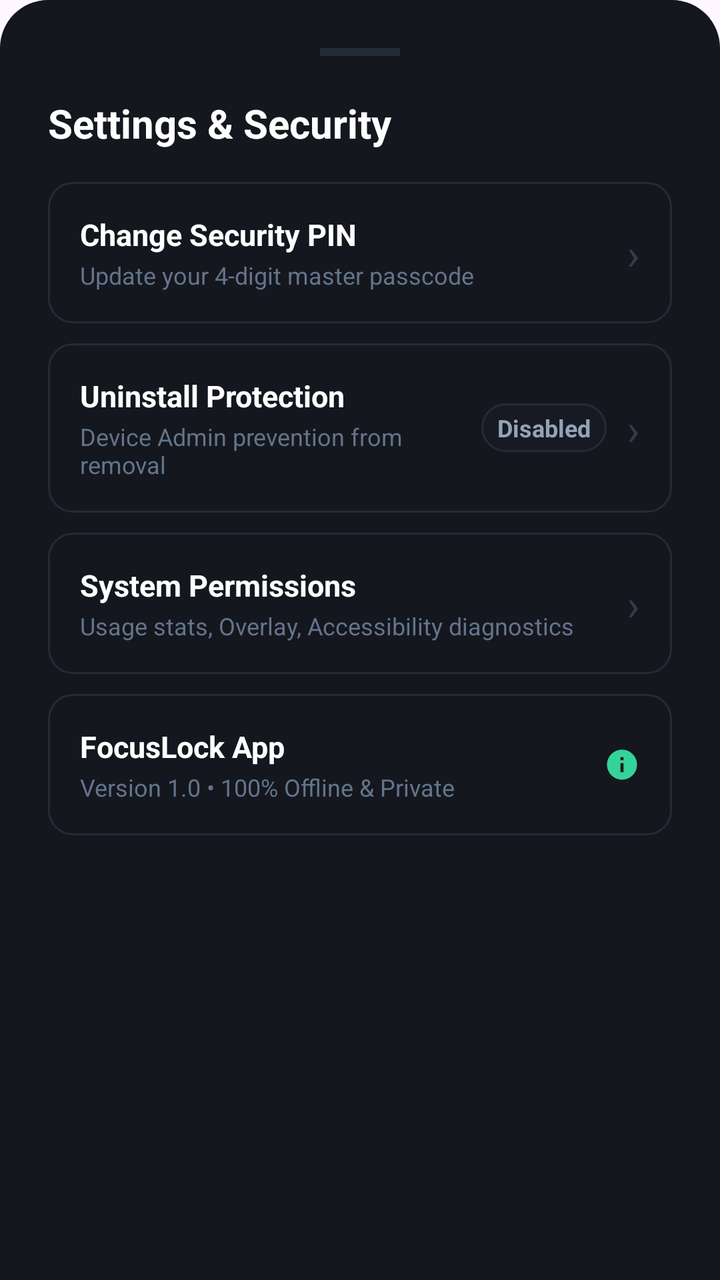
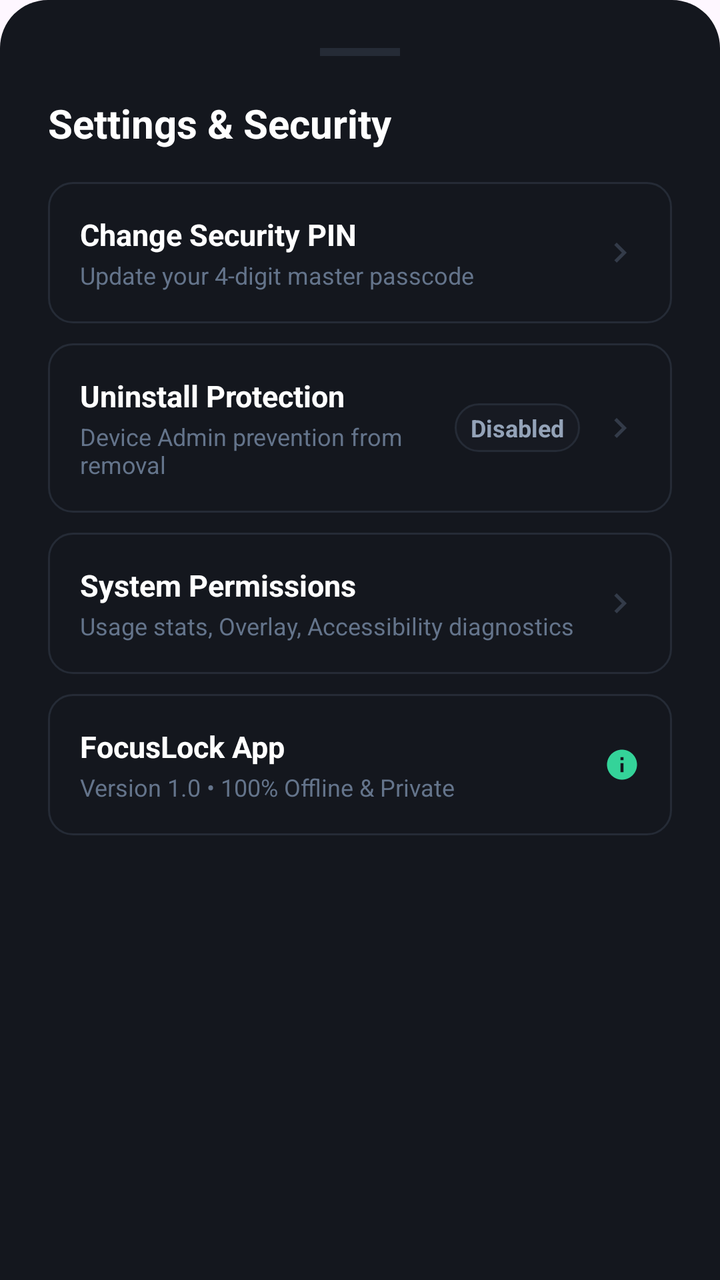

Screens rendered from an Android XML layout before and after an edit, with the pre-edit source and the edit as a unified diff.
<!-- AndroidManifest.xml: application theme Theme.FocusLock -->
<!-- res/layout/layout_settings_bottom_sheet.xml -->
<?xml version="1.0" encoding="utf-8"?>
<LinearLayout
    xmlns:android="http://schemas.android.com/apk/res/android"
    android:layout_width="match_parent"
    android:layout_height="wrap_content"
    android:orientation="vertical"
    android:background="@drawable/bg_bottom_sheet"
    android:padding="24dp">

    
    <View
        android:layout_width="40dp"
        android:layout_height="4dp"
        android:layout_gravity="center_horizontal"
        android:background="#252B36"
        android:layout_marginBottom="20dp" />

    
    <TextView
        android:layout_width="wrap_content"
        android:layout_height="wrap_content"
        android:text="Settings &amp; Security"
        android:textSize="20sp"
        android:textStyle="bold"
        android:textColor="#FFFFFF"
        android:layout_marginBottom="16dp" />

    
    <LinearLayout
        android:id="@+id/row_change_pin"
        android:layout_width="match_parent"
        android:layout_height="wrap_content"
        android:orientation="horizontal"
        android:gravity="center_vertical"
        android:padding="16dp"
        android:background="@drawable/bg_banner_card"
        android:layout_marginBottom="10dp"
        android:clickable="true"
        android:focusable="true">

        <LinearLayout
            android:layout_width="0dp"
            android:layout_height="wrap_content"
            android:layout_weight="1"
            android:orientation="vertical">

            <TextView
                android:layout_width="wrap_content"
                android:layout_height="wrap_content"
                android:text="Change Security PIN"
                android:textSize="15sp"
                android:textStyle="bold"
                android:textColor="#ffffff" />

            <TextView
                android:layout_width="wrap_content"
                android:layout_height="wrap_content"
                android:text="Update your 4-digit master passcode"
                android:textSize="12sp"
                android:textColor="#64748B"
                android:layout_marginTop="2dp" />

        </LinearLayout>

        <TextView
            android:layout_width="wrap_content"
            android:layout_height="wrap_content"
            android:text="›"
            android:textSize="22sp"
            android:textColor="#333B49" />

    </LinearLayout>

    
    <LinearLayout
        android:id="@+id/row_device_admin"
        android:layout_width="match_parent"
        android:layout_height="wrap_content"
        android:orientation="horizontal"
        android:gravity="center_vertical"
        android:padding="16dp"
        android:background="@drawable/bg_banner_card"
        android:layout_marginBottom="10dp"
        android:clickable="true"
        android:focusable="true">

        <LinearLayout
            android:layout_width="0dp"
            android:layout_height="wrap_content"
            android:layout_weight="1"
            android:orientation="vertical">

            <TextView
                android:layout_width="wrap_content"
                android:layout_height="wrap_content"
                android:text="Uninstall Protection"
                android:textSize="15sp"
                android:textStyle="bold"
                android:textColor="#ffffff" />

            <TextView
                android:layout_width="wrap_content"
                android:layout_height="wrap_content"
                android:text="Device Admin prevention from removal"
                android:textSize="12sp"
                android:textColor="#64748B"
                android:layout_marginTop="2dp" />

        </LinearLayout>

        <TextView
            android:id="@+id/txt_admin_status"
            android:layout_width="wrap_content"
            android:layout_height="wrap_content"
            android:text="Disabled"
            android:textSize="12sp"
            android:textStyle="bold"
            android:textColor="#94A3B8"
            android:paddingHorizontal="8dp"
            android:paddingVertical="4dp"
            android:background="@drawable/bg_chip_inactive"
            android:layout_marginEnd="10dp" />

        <TextView
            android:layout_width="wrap_content"
            android:layout_height="wrap_content"
            android:text="›"
            android:textSize="22sp"
            android:textColor="#333B49" />

    </LinearLayout>

    
    <LinearLayout
        android:id="@+id/row_permissions"
        android:layout_width="match_parent"
        android:layout_height="wrap_content"
        android:orientation="horizontal"
        android:gravity="center_vertical"
        android:padding="16dp"
        android:background="@drawable/bg_banner_card"
        android:layout_marginBottom="10dp"
        android:clickable="true"
        android:focusable="true">

        <LinearLayout
            android:layout_width="0dp"
            android:layout_height="wrap_content"
            android:layout_weight="1"
            android:orientation="vertical">

            <TextView
                android:layout_width="wrap_content"
                android:layout_height="wrap_content"
                android:text="System Permissions"
                android:textSize="15sp"
                android:textStyle="bold"
                android:textColor="#ffffff" />

            <TextView
                android:layout_width="wrap_content"
                android:layout_height="wrap_content"
                android:text="Usage stats, Overlay, Accessibility diagnostics"
                android:textSize="12sp"
                android:textColor="#64748B"
                android:layout_marginTop="2dp" />

        </LinearLayout>

        <TextView
            android:layout_width="wrap_content"
            android:layout_height="wrap_content"
            android:text="›"
            android:textSize="22sp"
            android:textColor="#333B49" />

    </LinearLayout>

    
    <LinearLayout
        android:id="@+id/row_about"
        android:layout_width="match_parent"
        android:layout_height="wrap_content"
        android:orientation="horizontal"
        android:gravity="center_vertical"
        android:padding="16dp"
        android:background="@drawable/bg_banner_card"
        android:clickable="true"
        android:focusable="true">

        <LinearLayout
            android:layout_width="0dp"
            android:layout_height="wrap_content"
            android:layout_weight="1"
            android:orientation="vertical">

            <TextView
                android:layout_width="wrap_content"
                android:layout_height="wrap_content"
                android:text="FocusLock App"
                android:textSize="15sp"
                android:textStyle="bold"
                android:textColor="#ffffff" />

            <TextView
                android:layout_width="wrap_content"
                android:layout_height="wrap_content"
                android:text="Version 1.0 • 100% Offline &amp; Private"
                android:textSize="12sp"
                android:textColor="#64748B"
                android:layout_marginTop="2dp" />

        </LinearLayout>

        <ImageView
            android:layout_width="18dp"
            android:layout_height="18dp"
            android:src="@drawable/ic_info_circle" />

    </LinearLayout>

</LinearLayout>
<!-- resources referenced by this layout -->
<resources>
  <!-- drawable bg_banner_card (drawable) -->
  <?xml version="1.0" encoding="utf-8"?>
  <shape xmlns:android="http://schemas.android.com/apk/res/android"
      android:shape="rectangle">
      <solid android:color="#14171E" />
      <corners android:radius="12dp" />
      <stroke android:width="1dp" android:color="#252B36" />
  </shape>
  <!-- drawable bg_bottom_sheet (drawable) -->
  <?xml version="1.0" encoding="utf-8"?>
  <shape xmlns:android="http://schemas.android.com/apk/res/android"
      android:shape="rectangle">
      <solid android:color="#14171E" />
      <corners
          android:topLeftRadius="24dp"
          android:topRightRadius="24dp"
          android:bottomLeftRadius="0dp"
          android:bottomRightRadius="0dp" />
  </shape>
  <!-- drawable bg_chip_inactive (drawable) -->
  <?xml version="1.0" encoding="utf-8"?>
  <ripple xmlns:android="http://schemas.android.com/apk/res/android"
      android:color="#20ffffff">
      <item>
          <shape android:shape="rectangle">
              <solid android:color="#171A22" />
              <corners android:radius="16dp" />
              <stroke android:width="1dp" android:color="#252B36" />
          </shape>
      </item>
  </ripple>
  <!-- drawable ic_info_circle (drawable) -->
  <vector xmlns:android="http://schemas.android.com/apk/res/android"
      android:width="24dp"
      android:height="24dp"
      android:viewportWidth="24"
      android:viewportHeight="24">
      <path
          android:pathData="M12,2C6.48,2 2,6.48 2,12C2,17.52 6.48,22 12,22C17.52,22 22,17.52 22,12C22,6.48 17.52,2 12,2ZM13,17H11V11H13V17ZM13,9H11V7H13V9Z"
          android:fillColor="#34D399"/>
  </vector>
  <style name="Theme.FocusLock" parent="Base.Theme.FocusLock" />
  <style name="Base.Theme.FocusLock" parent="Theme.Material3.DayNight.NoActionBar">
          
          
      </style>
</resources>

<!-- the commit's change to res/layout/layout_settings_bottom_sheet.xml (unified diff, before → after) -->
@@ -62,12 +62,10 @@
 
         </LinearLayout>
 
-        <TextView
-            android:layout_width="wrap_content"
-            android:layout_height="wrap_content"
-            android:text="›"
-            android:textSize="22sp"
-            android:textColor="#333B49" />
+        <ImageView
+            android:layout_width="20dp"
+            android:layout_height="20dp"
+            android:src="@drawable/ic_chevron_right" />
 
     </LinearLayout>
 
@@ -121,12 +119,10 @@
             android:background="@drawable/bg_chip_inactive"
             android:layout_marginEnd="10dp" />
 
-        <TextView
-            android:layout_width="wrap_content"
-            android:layout_height="wrap_content"
-            android:text="›"
-            android:textSize="22sp"
-            android:textColor="#333B49" />
+        <ImageView
+            android:layout_width="20dp"
+            android:layout_height="20dp"
+            android:src="@drawable/ic_chevron_right" />
 
     </LinearLayout>
 
@@ -167,12 +163,10 @@
 
         </LinearLayout>
 
-        <TextView
-            android:layout_width="wrap_content"
-            android:layout_height="wrap_content"
-            android:text="›"
-            android:textSize="22sp"
-            android:textColor="#333B49" />
+        <ImageView
+            android:layout_width="20dp"
+            android:layout_height="20dp"
+            android:src="@drawable/ic_chevron_right" />
 
     </LinearLayout>
 
<!-- resource entries referenced after the edit -->
@@ -31,6 +31,16 @@
           </shape>
       </item>
   </ripple>
+  <!-- drawable ic_chevron_right (drawable) -->
+  <vector xmlns:android="http://schemas.android.com/apk/res/android"
+      android:width="24dp"
+      android:height="24dp"
+      android:viewportWidth="24"
+      android:viewportHeight="24">
+      <path
+          android:pathData="M10,6L8.59,7.41L13.17,12L8.59,16.59L10,18L16,12Z"
+          android:fillColor="#333B49"/>
+  </vector>
   <!-- drawable ic_info_circle (drawable) -->
   <vector xmlns:android="http://schemas.android.com/apk/res/android"
       android:width="24dp"
